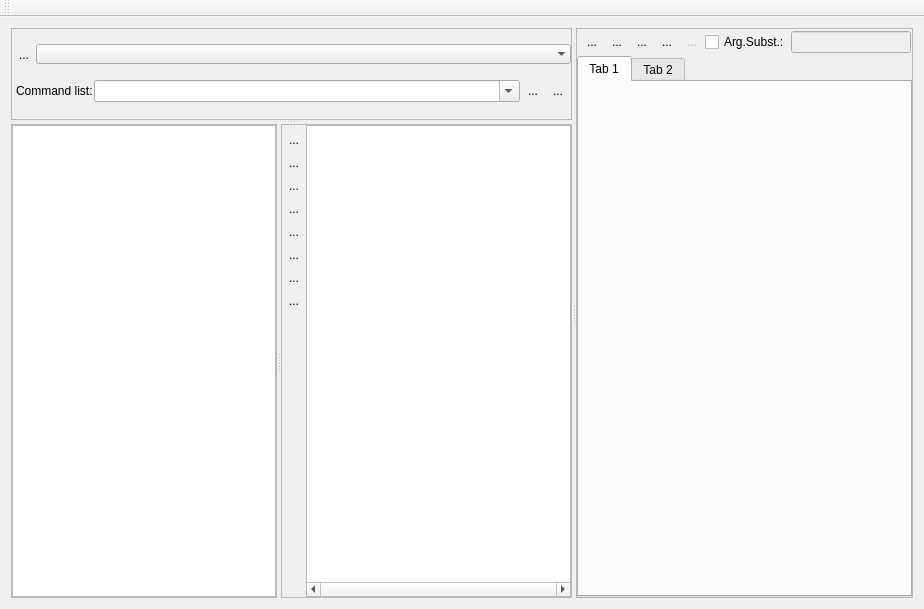
vjetten/NutShell, file nutshellqt.ui: the form before one commit.
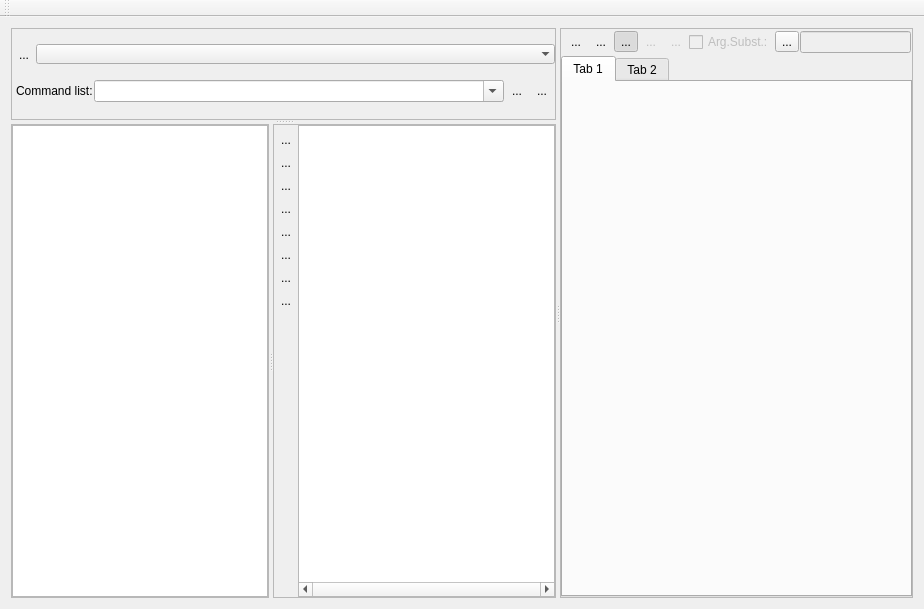
The form after the commit. Icons and pictures are not drawn.

Commit message: //VJ 120527 update interface

Patch:
```diff
--- a/nutshellqt.ui
+++ b/nutshellqt.ui
@@ -679,6 +679,12 @@
              <iconset resource="nutshellqt.qrc">
               <normaloff>:/resources/stop1.png</normaloff>:/resources/stop1.png</iconset>
             </property>
+            <property name="checkable">
+             <bool>true</bool>
+            </property>
+            <property name="checked">
+             <bool>true</bool>
+            </property>
             <property name="autoRaise">
              <bool>true</bool>
             </property>
@@ -686,6 +692,9 @@
           </item>
           <item>
            <widget class="QToolButton" name="toolButton_oldcalc">
+            <property name="enabled">
+             <bool>false</bool>
+            </property>
             <property name="toolTip">
              <string>Use oldcalc instead of pcrcalc</string>
             </property>
@@ -723,6 +732,9 @@
           </item>
           <item>
            <widget class="QCheckBox" name="checkBox_argsubst">
+            <property name="enabled">
+             <bool>false</bool>
+            </property>
             <property name="toolTip">
              <string>list of srguments to be substituted in active script, separate with space</string>
             </property>
@@ -731,6 +743,23 @@
             </property>
            </widget>
           </item>
+          <item>
+           <widget class="QToolButton" name="toolButton_argSubs">
+            <property name="toolTip">
+             <string>&lt;html&gt;&lt;head/&gt;&lt;body&gt;&lt;p&gt;activate argument subsitution&lt;/p&gt;&lt;/body&gt;&lt;/html&gt;</string>
+            </property>
+            <property name="text">
+             <string>...</string>
+            </property>
+            <property name="icon">
+             <iconset resource="nutshellqt.qrc">
+              <normaloff>:/resources/argsubs1.png</normaloff>:/resources/argsubs1.png</iconset>
+            </property>
+            <property name="checkable">
+             <bool>true</bool>
+            </property>
+           </widget>
+          </item>
           <item>
            <widget class="QLineEdit" name="lineEdit_argsubst">
             <property name="enabled">
```
Left out of the diff: 45 changed lines with no effect on the pictures. The commit also changes 7 other files.
